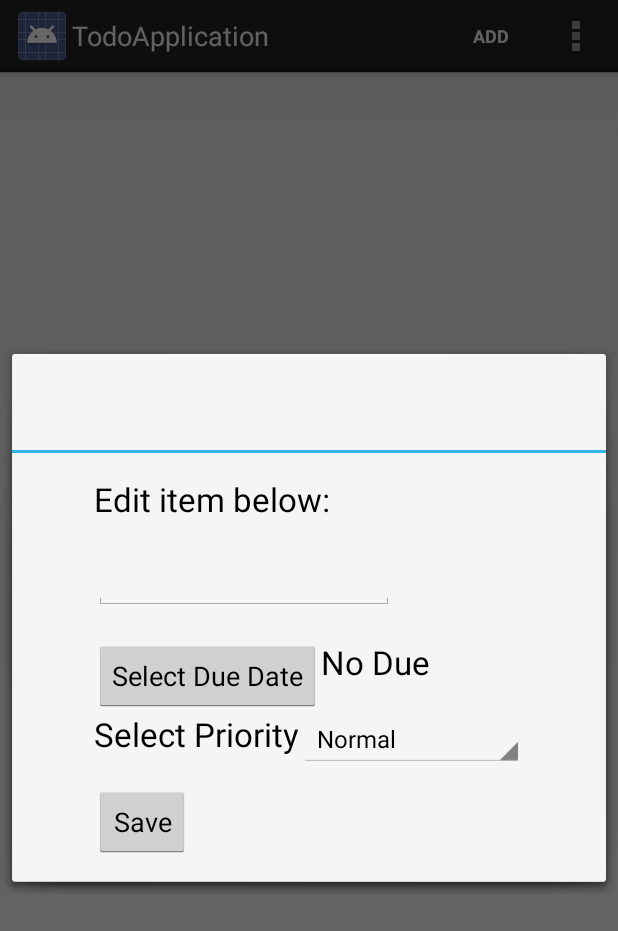
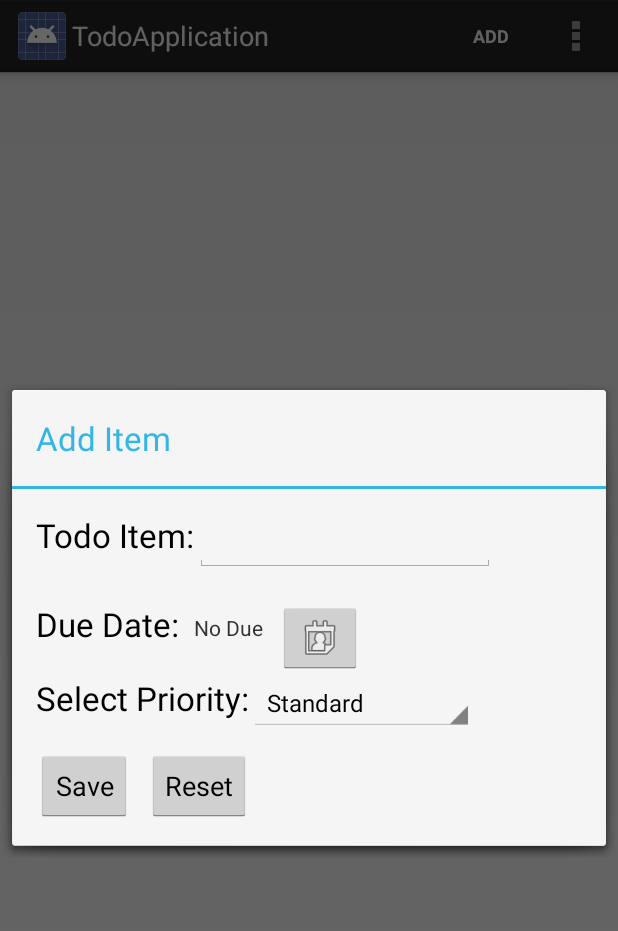
Before and after one commit to shivagss/To-Do-App, an Android app: the screen it shows after launch (TodoActivity), after a tap on "ADD", on a phone screen of 412 x 824 dp. Shown: the top 931 px of the screen. Run offline under Robolectric (Android 15) with nearby library versions, the phone set to English and light mode, and no system bars.

Commit message:
Better UI to add/edit Todo item. Added reset button in Dialog Fragment to clear all UI elements Added new color to each row to indicate due date day of the week.

```diff
--- a/app/src/main/java/test/shiva/org/todoapplication/activity/TodoActivity.java
+++ b/app/src/main/java/test/shiva/org/todoapplication/activity/TodoActivity.java
@@ -3,6 +3,7 @@ package test.shiva.org.todoapplication.activity;
 import android.app.Activity;
 import android.app.DialogFragment;
 import android.content.Context;
+import android.graphics.Color;
 import android.os.Bundle;
 import android.view.LayoutInflater;
 import android.view.Menu;
@@ -19,7 +20,11 @@ import org.apache.commons.io.FileUtils;
 
 import java.io.File;
 import java.io.IOException;
+import java.text.ParseException;
+import java.text.SimpleDateFormat;
 import java.util.ArrayList;
+import java.util.Calendar;
+import java.util.Date;
 import java.util.List;
 
 import test.shiva.org.todoapplication.R;
@@ -144,6 +149,7 @@ public class TodoActivity extends Activity implements EditItemDialogFragment.OnE
             TextView name;
             TextView desc;
             ImageButton priority;
+            TextView color_code;
         }
 
         public TodoItemsAdapter(Context context, ArrayList<TodoItem> items) {
@@ -163,6 +169,7 @@ public class TodoActivity extends Activity implements EditItemDialogFragment.OnE
                 viewHolder.name = (TextView) convertView.findViewById(R.id.textView);
                 viewHolder.desc = (TextView) convertView.findViewById(R.id.textView2);
                 viewHolder.priority = (ImageButton) convertView.findViewById(R.id.imageButton);
+                viewHolder.color_code = (TextView) convertView.findViewById(R.id.color_code);
                 convertView.setTag(viewHolder);
             } else {
                 viewHolder = (ViewHolder) convertView.getTag();
@@ -176,14 +183,53 @@ public class TodoActivity extends Activity implements EditItemDialogFragment.OnE
 
             if(item.getPriority().equals("High")){
                 priority = android.R.drawable.star_on;
-            }else if(item.getPriority().equals("Normal")){
+            }else if(item.getPriority().equals("Low")){
+                priority = android.R.drawable.star_off;
+            }else{
                 viewHolder.priority.setVisibility(View.INVISIBLE);
             }
             viewHolder.priority.setImageResource(priority);
             viewHolder.priority.setFocusable(false);
 
+            int color = getColorCode(item.getDate());
+            viewHolder.color_code.setBackgroundColor(color);
             // Return the completed view to render on screen
             return convertView;
         }
+
+        private int getColorCode(String date) {
+
+            switch (getDayofWeek(date)){
+                case 1:
+                    return Color.YELLOW;
+                case 2:
+                    return Color.BLUE;
+                case 3:
+                    return Color.GREEN;
+                case 4:
+                    return Color.RED;
+                case 5:
+                    return Color.GRAY;
+                case 6:
+                    return Color.DKGRAY;
+                case 7:
+                    return Color.LTGRAY;
+            }
+            return Color.WHITE;
+        }
+
+        private int getDayofWeek(String duedate) {
+            try {
+            final Calendar c = Calendar.getInstance();
+            SimpleDateFormat format = new SimpleDateFormat("yyyy-MM-dd");
+                Date date = format.parse(duedate);
+                System.out.println(date);
+                c.setTime(date);
+                return c.get(Calendar.DAY_OF_WEEK);
+            } catch (ParseException e) {
+                e.printStackTrace();
+            }
+            return 1;
+        }
     }
 }
--- a/app/src/main/java/test/shiva/org/todoapplication/fragments/EditItemDialogFragment.java
+++ b/app/src/main/java/test/shiva/org/todoapplication/fragments/EditItemDialogFragment.java
@@ -14,6 +14,7 @@ import android.widget.ArrayAdapter;
 import android.widget.Button;
 import android.widget.DatePicker;
 import android.widget.EditText;
+import android.widget.ImageButton;
 import android.widget.Spinner;
 import android.widget.TextView;
 
@@ -25,10 +26,6 @@ import test.shiva.org.todoapplication.pojo.TodoItem;
 
 public class EditItemDialogFragment extends DialogFragment {
 
-    private static final String EXTRA_INDEX = "index";
-    private static final String EXTRA_ITEM = "item";
-    private static final String EXTRA_DATE = "date";
-    private static final String EXTRA_PRIORITY = "priority";
     private EditText mEditText;
     private static TextView mDatePicker;
     private static DatePickerDialog mDatePickerDialog;
@@ -41,7 +38,8 @@ public class EditItemDialogFragment extends DialogFragment {
     private static int day;
     private OnEditItemListener mCallback;
     private Button mButton;
-    private Button mDatePickerButton;
+    private ImageButton mDatePickerButton;
+    private Button mReset;
 
     public static EditItemDialogFragment getInstance(TodoItem item, int index){
         sIndex = index;
@@ -83,7 +81,15 @@ public class EditItemDialogFragment extends DialogFragment {
         });
 
 
-        mDatePickerButton = (Button)v.findViewById(R.id.date_picker);
+        mReset = (Button)v.findViewById(R.id.reset);
+        mReset.setOnClickListener(new View.OnClickListener() {
+            @Override
+            public void onClick(View view) {
+                onReset(view);
+            }
+        });
+
+        mDatePickerButton = (ImageButton)v.findViewById(R.id.date_picker);
         mDatePickerButton.setOnClickListener(new View.OnClickListener() {
             @Override
             public void onClick(View view) {
@@ -92,7 +98,11 @@ public class EditItemDialogFragment extends DialogFragment {
         });
 
         mEditText = (EditText)v.findViewById(R.id.editText2);
+
+        getDialog().setTitle(getString(R.string.add_item_title));
+
         if(sItem != null) {
+            getDialog().setTitle(getString(R.string.edit_item_title));
             mEditText.setText(sItem.getName());
             ArrayAdapter myAdap = (ArrayAdapter) mPriority.getAdapter();
             int spinnerPosition = myAdap.getPosition(sItem.getPriority());
@@ -102,8 +112,15 @@ public class EditItemDialogFragment extends DialogFragment {
              month = Integer.parseInt(date[1]) - 1;
              day = Integer.parseInt(date[2]);
             mDatePicker.setText(sItem.getDate());
+
         }
         return v;
+    }
+
+    private void onReset(View view) {
+        mEditText.setText("");
+        mDatePicker.setText(getString(R.string.date_picker_label));
+        mPriority.setSelection(0);
     }
 
     /**
@@ -132,9 +149,6 @@ public class EditItemDialogFragment extends DialogFragment {
 
         @Override
         public Dialog onCreateDialog(Bundle savedInstanceState) {
-            // Use the current date as the default date in the picker
-            final Calendar c = Calendar.getInstance();
-
             mDatePickerDialog = new DatePickerDialog(getActivity(), this, year, month, day);
             mDatePickerDialog.getDatePicker().setMinDate(new Date().getTime());
             return mDatePickerDialog;
--- a/app/src/main/res/layout/activity_edit_item.xml
+++ b/app/src/main/res/layout/activity_edit_item.xml
@@ -2,7 +2,6 @@
                 xmlns:tools="http://schemas.android.com/tools"
                 android:layout_width="match_parent"
                 android:layout_height="match_parent"
-    android:gravity="center|top"
                 android:paddingBottom="@dimen/activity_vertical_margin"
                 android:paddingLeft="@dimen/activity_horizontal_margin"
                 android:paddingRight="@dimen/activity_horizontal_margin"
@@ -10,61 +9,74 @@
                 tools:context="test.shiva.org.todoapplication.fragments.EditItemDialogFragment">
 
     <TextView
-        android:id="@+id/textView"
+        android:id="@+id/editText2_label"
         android:layout_width="wrap_content"
         android:layout_height="wrap_content"
         android:layout_alignParentLeft="true"
         android:layout_alignParentTop="true"
         android:layout_marginBottom="20dp"
-        android:text="@string/edit_item_label"
-        android:textAppearance="?android:attr/textAppearanceLarge" />
+        android:text="@string/edittext2_label"
+        android:textAppearance="?android:attr/textAppearanceLarge"/>
 
     <EditText
         android:id="@+id/editText2"
         android:layout_width="200dp"
         android:layout_height="wrap_content"
-        android:layout_alignParentLeft="true"
-        android:layout_below="@+id/textView"
-        android:singleLine="true"
-        android:layout_marginBottom="20dp" />
+        android:layout_alignParentTop="true"
+        android:layout_marginBottom="20dp"
+        android:layout_toRightOf="@id/editText2_label"
+        android:singleLine="true"/>
 
 
-
-    <Button
-        android:id="@+id/date_picker"
+    <TextView
+        android:id="@+id/due_date_label"
         android:layout_width="wrap_content"
         android:layout_height="wrap_content"
         android:layout_below="@+id/editText2"
-        android:text="@string/date_picker_button" />
-
+        android:layout_marginBottom="20dp"
+        android:layout_marginRight="10dp"
+        android:text="@string/date_picker_button"
+        android:textAppearance="?android:attr/textAppearanceLarge"/>
 
     <TextView
         android:id="@+id/date_picker_label"
         android:layout_width="wrap_content"
         android:layout_height="wrap_content"
         android:layout_below="@+id/editText2"
-        android:layout_toRightOf="@+id/date_picker"
         android:layout_marginBottom="20dp"
-        android:text="@string/date_picker_label"
-        android:textAppearance="?android:attr/textAppearanceLarge" />
+        android:layout_marginRight="10dp"
+        android:layout_marginTop="7dp"
+        android:layout_toRightOf="@id/due_date_label"
+        android:gravity="center_vertical"
+        android:text="@string/date_picker_label"/>
+
+    <ImageButton
+        android:id="@+id/date_picker"
+        android:layout_width="wrap_content"
+        android:layout_height="wrap_content"
+        android:layout_below="@+id/editText2"
+        android:layout_toRightOf="@id/date_picker_label"
+        android:src="@android:drawable/ic_menu_my_calendar"
+        android:text="@string/date_picker_button"/>
+
 
     <TextView
         android:id="@+id/priority_label"
         android:layout_width="wrap_content"
         android:layout_height="wrap_content"
-        android:layout_below="@+id/date_picker"
+        android:layout_below="@+id/due_date_label"
         android:layout_marginBottom="20dp"
         android:text="@string/priority_label"
-        android:textAppearance="?android:attr/textAppearanceLarge" />
+        android:textAppearance="?android:attr/textAppearanceLarge"/>
 
 
     <Spinner
         android:id="@+id/spinner1"
         android:layout_width="150dp"
         android:layout_height="wrap_content"
-        android:entries="@array/priority_array"
+        android:layout_below="@+id/due_date_label"
         android:layout_toRightOf="@+id/priority_label"
-        android:layout_below="@+id/date_picker"/>
+        android:entries="@array/priority_array"/>
 
     <Button
         android:id="@+id/button2"
@@ -72,6 +84,15 @@
         android:layout_height="wrap_content"
         android:layout_alignParentLeft="true"
         android:layout_below="@+id/priority_label"
-        android:text="@string/save_button_label" />
+        android:text="@string/save_button_label"/>
+
+    <Button
+        android:id="@+id/reset"
+        android:layout_width="wrap_content"
+        android:layout_height="wrap_content"
+        android:layout_below="@+id/priority_label"
+        android:layout_marginLeft="10dp"
+        android:layout_toRightOf="@id/button2"
+        android:text="@string/reset_button_label"/>
 
 </RelativeLayout>
--- a/app/src/main/res/layout/item_row.xml
+++ b/app/src/main/res/layout/item_row.xml
@@ -9,14 +9,24 @@
         android:layout_width="wrap_content"
         android:layout_height="wrap_content"
         android:layout_alignParentRight="true"
+        android:layout_marginTop="10dp"
+        android:focusable="false"/>
+
+    <TextView
+        android:id="@+id/color_code"
+        android:layout_width="8dp"
+        android:layout_height="match_parent"
+        android:layout_alignParentLeft="true"
         android:layout_alignParentTop="true"
-        android:focusable="false"/>
+        android:background="@android:color/holo_red_dark"
+        android:layout_margin="5dp"/>
 
     <LinearLayout
         android:id="@+id/linear_layout"
         android:layout_width="match_parent"
         android:layout_height="match_parent"
         android:layout_toLeftOf="@id/imageButton"
+        android:layout_toRightOf="@id/color_code"
         android:orientation="vertical">
 
         <TextView
--- a/app/src/main/res/values/strings.xml
+++ b/app/src/main/res/values/strings.xml
@@ -11,12 +11,15 @@
     <string name="edit_item_label">Edit item below:</string>
     <string name="save_button_label">Save</string>
     <string name="date_picker_label">No Due</string>
-    <string name="priority_label">Select Priority</string>
-    <string name="date_picker_button">Select Due Date</string>
-    <string name="hello_blank_fragment">Hello blank fragment</string>
+    <string name="priority_label">Select Priority:</string>
+    <string name="date_picker_button">Due Date:</string>
+    <string name="edittext2_label">Todo Item:</string>
+    <string name="edit_item_title">Edit Item</string>
+    <string name="add_item_title">Add Item</string>
+    <string name="reset_button_label">Reset</string>
 
     <string-array name="priority_array">
-        <item>Normal</item>
+        <item>Standard</item>
         <item>High</item>
         <item>Low</item>
     </string-array>
```
Lines whose indentation alone changed are shown as unchanged.
